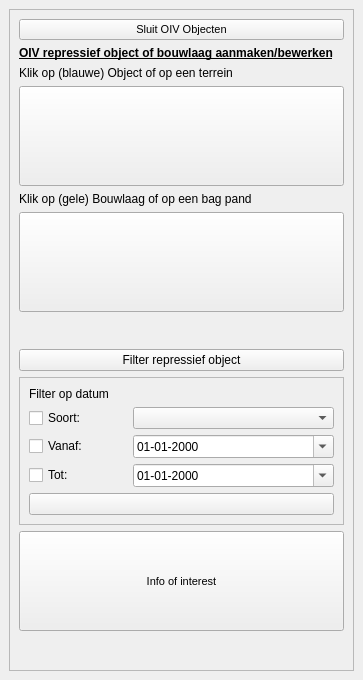
Before: the Qt Designer form plugin/oiv/oiv_base_widget.ui in OIV-NL-QGIS/QGIS_project, drawn with Qt 5.
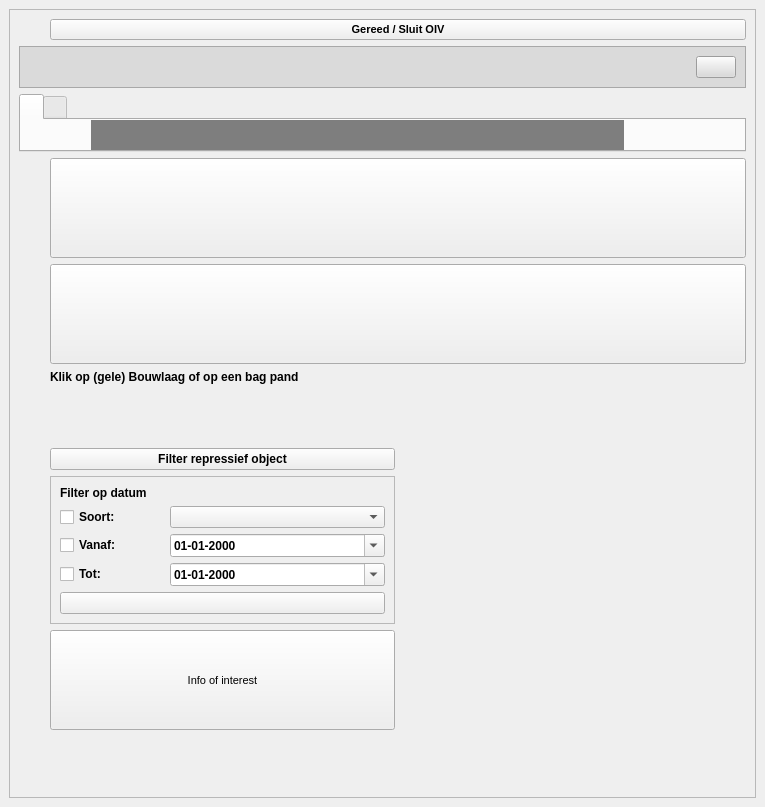
After: the same form once the commit is applied. Icons and pictures are not drawn.

```diff
--- a/plugin/oiv/oiv_base_widget.ui
+++ b/plugin/oiv/oiv_base_widget.ui
@@ -6,10 +6,17 @@
    <rect>
     <x>0</x>
     <y>0</y>
-    <width>363</width>
-    <height>680</height>
+    <width>765</width>
+    <height>807</height>
    </rect>
   </property>
+  <property name="font">
+   <font>
+    <family>Arial</family>
+    <weight>75</weight>
+    <bold>true</bold>
+   </font>
+  </property>
   <property name="features">
    <set>QDockWidget::DockWidgetFloatable|QDockWidget::DockWidgetMovable</set>
   </property>
@@ -28,144 +35,15 @@
         <rect>
          <x>0</x>
          <y>0</y>
-         <width>343</width>
-         <height>638</height>
+         <width>745</width>
+         <height>765</height>
         </rect>
        </property>
        <layout class="QVBoxLayout" name="verticalLayout_2">
         <item>
-         <layout class="QVBoxLayout" name="verticalLayout">
-          <item>
-           <widget class="QPushButton" name="closewidget">
-            <property name="enabled">
-             <bool>true</bool>
-            </property>
-            <property name="font">
-             <font>
-              <pointsize>8</pointsize>
-              <weight>50</weight>
-              <bold>false</bold>
-             </font>
-            </property>
-            <property name="text">
-             <string>Sluit OIV Objecten</string>
-            </property>
-            <property name="checkable">
-             <bool>true</bool>
-            </property>
-           </widget>
-          </item>
-          <item>
-           <widget class="QLabel" name="label">
-            <property name="font">
-             <font>
-              <family>Arial</family>
-              <weight>75</weight>
-              <bold>true</bold>
-              <underline>true</underline>
-             </font>
-            </property>
-            <property name="text">
-             <string>OIV repressief object of bouwlaag aanmaken/bewerken</string>
-            </property>
-            <property name="alignment">
-             <set>Qt::AlignLeading|Qt::AlignLeft|Qt::AlignVCenter</set>
-            </property>
-            <property name="wordWrap">
-             <bool>true</bool>
-            </property>
-           </widget>
-          </item>
-          <item>
-           <widget class="QLabel" name="label_object">
-            <property name="text">
-             <string>Klik op (blauwe) Object of op een terrein</string>
-            </property>
-           </widget>
-          </item>
-          <item>
-           <widget class="QPushButton" name="identify_gebouw">
-            <property name="sizePolicy">
-             <sizepolicy hsizetype="Minimum" vsizetype="Preferred">
-              <horstretch>0</horstretch>
-              <verstretch>0</verstretch>
-             </sizepolicy>
-            </property>
-            <property name="minimumSize">
-             <size>
-              <width>0</width>
-              <height>100</height>
-             </size>
-            </property>
-            <property name="toolTip">
-             <string>Klik op (blauwe) Object of op een terrein</string>
-            </property>
-            <property name="text">
-             <string/>
-            </property>
-            <property name="icon">
-             <iconset>
-              <normaloff>:/plugins/oiv/config_files/png/repressief_object.png</normaloff>:/plugins/oiv/config_files/png/repressief_object.png</iconset>
-            </property>
-            <property name="iconSize">
-             <size>
-              <width>200</width>
-              <height>100</height>
-             </size>
-            </property>
-           </widget>
-          </item>
-          <item>
-           <widget class="QLabel" name="label_bouwlaag">
-            <property name="text">
-             <string>Klik op (gele) Bouwlaag of op een bag pand</string>
-            </property>
-           </widget>
-          </item>
-          <item>
-           <widget class="QPushButton" name="identify_pand">
-            <property name="sizePolicy">
-             <sizepolicy hsizetype="Minimum" vsizetype="Preferred">
-              <horstretch>0</horstretch>
-              <verstretch>0</verstretch>
-             </sizepolicy>
-            </property>
-            <property name="minimumSize">
-             <size>
-              <width>0</width>
-              <height>100</height>
-             </size>
-            </property>
-            <property name="font">
-             <font>
-              <pointsize>8</pointsize>
-              <weight>50</weight>
-              <bold>false</bold>
-             </font>
-            </property>
-            <property name="toolTip">
-             <string>Klik op (gele) Bouwlaag of op een bag pand</string>
-            </property>
-            <property name="text">
-             <string/>
-            </property>
-            <property name="icon">
-             <iconset>
-              <normaloff>:/plugins/oiv/config_files/png/bouwlagen.png</normaloff>:/plugins/oiv/config_files/png/bouwlagen.png</iconset>
-            </property>
-            <property name="iconSize">
-             <size>
-              <width>200</width>
-              <height>100</height>
-             </size>
-            </property>
-            <property name="checkable">
-             <bool>false</bool>
-            </property>
-           </widget>
-          </item>
-          <item>
-           <spacer name="verticalSpacer">
+         <layout class="QGridLayout" name="gridLayout_2">
+          <item row="12" column="1">
+           <spacer name="verticalSpacer_2">
             <property name="orientation">
              <enum>Qt::Vertical</enum>
             </property>
@@ -177,14 +55,14 @@
             </property>
            </spacer>
           </item>
-          <item>
+          <item row="9" column="2">
            <widget class="QPushButton" name="filter_objecten">
             <property name="text">
              <string>Filter repressief object</string>
             </property>
            </widget>
           </item>
-          <item>
+          <item row="10" column="2">
            <widget class="QFrame" name="filterframe">
             <property name="sizePolicy">
              <sizepolicy hsizetype="Preferred" vsizetype="Preferred">
@@ -270,7 +148,7 @@
             </layout>
            </widget>
           </item>
-          <item>
+          <item row="11" column="2">
            <widget class="QPushButton" name="info_of_interest">
             <property name="sizePolicy">
              <sizepolicy hsizetype="Minimum" vsizetype="Preferred">
@@ -286,6 +164,7 @@
             </property>
             <property name="font">
              <font>
+              <family>Arial</family>
               <pointsize>8</pointsize>
               <weight>50</weight>
               <bold>false</bold>
@@ -305,8 +184,178 @@
             </property>
            </widget>
           </item>
-          <item>
-           <spacer name="verticalSpacer_2">
+          <item row="6" column="2">
+           <widget class="QLabel" name="label_bouwlaag">
+            <property name="text">
+             <string>Klik op (gele) Bouwlaag of op een bag pand</string>
+            </property>
+           </widget>
+          </item>
+          <item row="0" column="2" colspan="2">
+           <widget class="QPushButton" name="closewidget">
+            <property name="enabled">
+             <bool>true</bool>
+            </property>
+            <property name="sizePolicy">
+             <sizepolicy hsizetype="Minimum" vsizetype="Fixed">
+              <horstretch>0</horstretch>
+              <verstretch>0</verstretch>
+             </sizepolicy>
+            </property>
+            <property name="font">
+             <font>
+              <family>Arial</family>
+              <pointsize>8</pointsize>
+              <weight>75</weight>
+              <bold>true</bold>
+             </font>
+            </property>
+            <property name="text">
+             <string>Gereed / Sluit OIV</string>
+            </property>
+            <property name="checkable">
+             <bool>true</bool>
+            </property>
+           </widget>
+          </item>
+          <item row="0" column="1">
+           <widget class="QLabel" name="label_3">
+            <property name="sizePolicy">
+             <sizepolicy hsizetype="Fixed" vsizetype="Fixed">
+              <horstretch>0</horstretch>
+              <verstretch>0</verstretch>
+             </sizepolicy>
+            </property>
+            <property name="maximumSize">
+             <size>
+              <width>25</width>
+              <height>25</height>
+             </size>
+            </property>
+            <property name="text">
+             <string/>
+            </property>
+            <property name="pixmap">
+             <pixmap resource="resources.qrc">:/plugins/oiv/config_files/png/interface/mode_off_on.png</pixmap>
+            </property>
+            <property name="scaledContents">
+             <bool>true</bool>
+            </property>
+           </widget>
+          </item>
+          <item row="5" column="2" colspan="2">
+           <widget class="QPushButton" name="identify_pand">
+            <property name="sizePolicy">
+             <sizepolicy hsizetype="Minimum" vsizetype="Preferred">
+              <horstretch>0</horstretch>
+              <verstretch>0</verstretch>
+             </sizepolicy>
+            </property>
+            <property name="minimumSize">
+             <size>
+              <width>0</width>
+              <height>100</height>
+             </size>
+            </property>
+            <property name="font">
+             <font>
+              <family>Arial</family>
+              <pointsize>8</pointsize>
+              <weight>50</weight>
+              <bold>false</bold>
+             </font>
+            </property>
+            <property name="toolTip">
+             <string>Klik op (gele) Bouwlaag of op een bag pand</string>
+            </property>
+            <property name="text">
+             <string/>
+            </property>
+            <property name="icon">
+             <iconset resource="resources.qrc">
+              <normaloff>:/plugins/oiv/config_files/png/bouwlagen.png</normaloff>:/plugins/oiv/config_files/png/bouwlagen.png</iconset>
+            </property>
+            <property name="iconSize">
+             <size>
+              <width>200</width>
+              <height>100</height>
+             </size>
+            </property>
+            <property name="checkable">
+             <bool>false</bool>
+            </property>
+           </widget>
+          </item>
+          <item row="2" column="1" colspan="3">
+           <widget class="QTabWidget" name="tabWidget">
+            <property name="tabShape">
+             <enum>QTabWidget::Rounded</enum>
+            </property>
+            <property name="currentIndex">
+             <number>0</number>
+            </property>
+            <property name="iconSize">
+             <size>
+              <width>128</width>
+              <height>48</height>
+             </size>
+            </property>
+            <property name="elideMode">
+             <enum>Qt::ElideNone</enum>
+            </property>
+            <property name="usesScrollButtons">
+             <bool>false</bool>
+            </property>
+            <property name="tabBarAutoHide">
+             <bool>false</bool>
+            </property>
+            <widget class="QWidget" name="object">
+             <attribute name="icon">
+              <iconset resource="resources.qrc">
+               <normaloff>:/plugins/oiv/config_files/png/repressief_object.png</normaloff>:/plugins/oiv/config_files/png/repressief_object.png</iconset>
+             </attribute>
+             <attribute name="title">
+              <string/>
+             </attribute>
+             <widget class="QLabel" name="label_object">
+              <property name="geometry">
+               <rect>
+                <x>70</x>
+                <y>0</y>
+                <width>533</width>
+                <height>33</height>
+               </rect>
+              </property>
+              <property name="minimumSize">
+               <size>
+                <width>0</width>
+                <height>15</height>
+               </size>
+              </property>
+              <property name="autoFillBackground">
+               <bool>false</bool>
+              </property>
+              <property name="styleSheet">
+               <string notr="true">background-color: rgb(126, 126, 126);</string>
+              </property>
+              <property name="text">
+               <string/>
+              </property>
+             </widget>
+            </widget>
+            <widget class="QWidget" name="tab_2">
+             <attribute name="icon">
+              <iconset resource="resources.qrc">
+               <normaloff>:/plugins/oiv/config_files/png/bouwlagen.png</normaloff>:/plugins/oiv/config_files/png/bouwlagen.png</iconset>
+             </attribute>
+             <attribute name="title">
+              <string/>
+             </attribute>
+            </widget>
+           </widget>
+          </item>
+          <item row="8" column="1">
+           <spacer name="verticalSpacer">
             <property name="orientation">
              <enum>Qt::Vertical</enum>
             </property>
@@ -318,6 +367,95 @@
             </property>
            </spacer>
           </item>
+          <item row="4" column="2" colspan="2">
+           <widget class="QPushButton" name="identify_gebouw">
+            <property name="sizePolicy">
+             <sizepolicy hsizetype="Minimum" vsizetype="Preferred">
+              <horstretch>0</horstretch>
+              <verstretch>0</verstretch>
+             </sizepolicy>
+            </property>
+            <property name="minimumSize">
+             <size>
+              <width>0</width>
+              <height>100</height>
+             </size>
+            </property>
+            <property name="toolTip">
+             <string>Klik op (blauwe) Object of op een terrein</string>
+            </property>
+            <property name="text">
+             <string/>
+            </property>
+            <property name="icon">
+             <iconset resource="resources.qrc">
+              <normaloff>:/plugins/oiv/config_files/png/repressief_object.png</normaloff>:/plugins/oiv/config_files/png/repressief_object.png</iconset>
+            </property>
+            <property name="iconSize">
+             <size>
+              <width>200</width>
+              <height>100</height>
+             </size>
+            </property>
+           </widget>
+          </item>
+          <item row="1" column="1" colspan="3">
+           <widget class="QFrame" name="frame">
+            <property name="minimumSize">
+             <size>
+              <width>0</width>
+              <height>0</height>
+             </size>
+            </property>
+            <property name="styleSheet">
+             <string notr="true">background-color:rgb(218, 218, 218);</string>
+            </property>
+            <property name="frameShape">
+             <enum>QFrame::StyledPanel</enum>
+            </property>
+            <property name="frameShadow">
+             <enum>QFrame::Raised</enum>
+            </property>
+            <layout class="QGridLayout" name="gridLayout_4">
+             <item row="0" column="1">
+              <widget class="QPushButton" name="pushButton">
+               <property name="sizePolicy">
+                <sizepolicy hsizetype="Fixed" vsizetype="Fixed">
+                 <horstretch>0</horstretch>
+                 <verstretch>0</verstretch>
+                </sizepolicy>
+               </property>
+               <property name="text">
+                <string/>
+               </property>
+               <property name="icon">
+                <iconset resource="resources.qrc">
+                 <normaloff>:/plugins/oiv/config_files/png/pan.png</normaloff>:/plugins/oiv/config_files/png/pan.png</iconset>
+               </property>
+               <property name="iconSize">
+                <size>
+                 <width>25</width>
+                 <height>25</height>
+                </size>
+               </property>
+              </widget>
+             </item>
+             <item row="0" column="0">
+              <spacer name="horizontalSpacer">
+               <property name="orientation">
+                <enum>Qt::Horizontal</enum>
+               </property>
+               <property name="sizeHint" stdset="0">
+                <size>
+                 <width>0</width>
+                 <height>0</height>
+                </size>
+               </property>
+              </spacer>
+             </item>
+            </layout>
+           </widget>
+          </item>
          </layout>
         </item>
        </layout>
```
Left out of the diff: 5 changed lines with no effect on the pictures.
